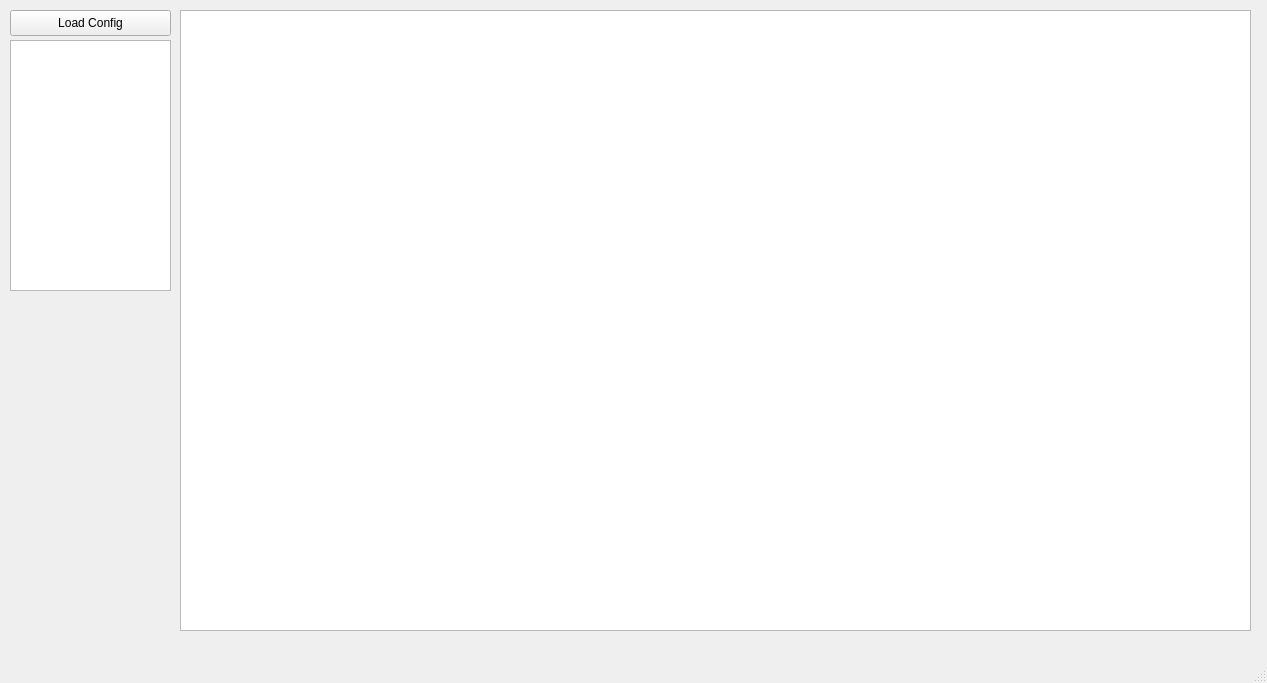
Above: mainwindow.ui from Steve-Mr/MapMarker before the change. Below: the same form after it.
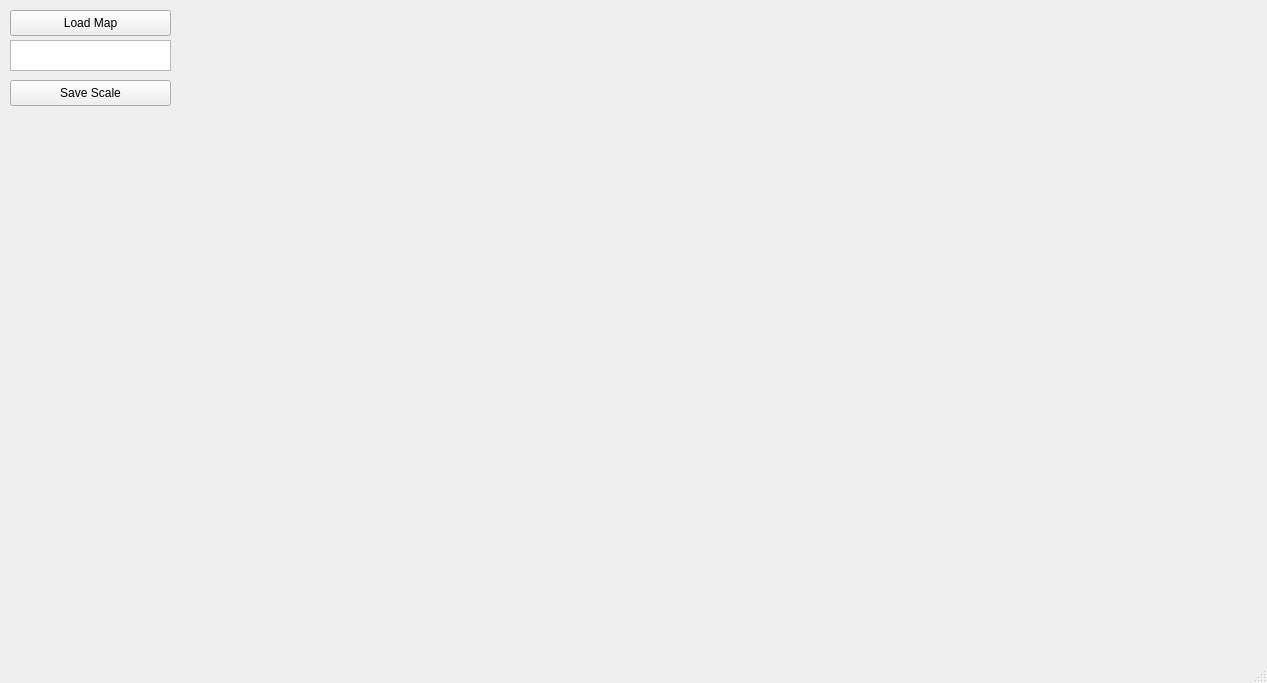
That is the form after the change.

Commit message: 放弃读配置文件转选择并加载图片/手动输入比例

```diff
--- a/mainwindow.ui
+++ b/mainwindow.ui
@@ -24,29 +24,45 @@
      </rect>
     </property>
     <property name="text">
-     <string>Load Config</string>
+     <string>Load Map</string>
     </property>
    </widget>
-   <widget class="QGraphicsView" name="View_Map">
-    <property name="geometry">
-     <rect>
-      <x>180</x>
-      <y>10</y>
-      <width>1071</width>
-      <height>621</height>
-     </rect>
-    </property>
-   </widget>
-   <widget class="QTextBrowser" name="Text_config">
+   <widget class="QPlainTextEdit" name="Text_scale">
     <property name="geometry">
      <rect>
       <x>10</x>
       <y>40</y>
       <width>161</width>
-      <height>251</height>
+      <height>31</height>
      </rect>
     </property>
    </widget>
+   <widget class="QPushButton" name="Button_save_scale">
+    <property name="geometry">
+     <rect>
+      <x>10</x>
+      <y>80</y>
+      <width>161</width>
+      <height>26</height>
+     </rect>
+    </property>
+    <property name="text">
+     <string>Save Scale</string>
+    </property>
+   </widget>
+   <widget class="QLabel" name="Label_map">
+    <property name="geometry">
+     <rect>
+      <x>180</x>
+      <y>10</y>
+      <width>1021</width>
+      <height>611</height>
+     </rect>
+    </property>
+    <property name="text">
+     <string/>
+    </property>
+   </widget>
   </widget>
   <widget class="QMenuBar" name="menubar">
    <property name="geometry">
```
Left out of the diff: 2 changed lines with no effect on the pictures. The commit also changes 2 other files.
